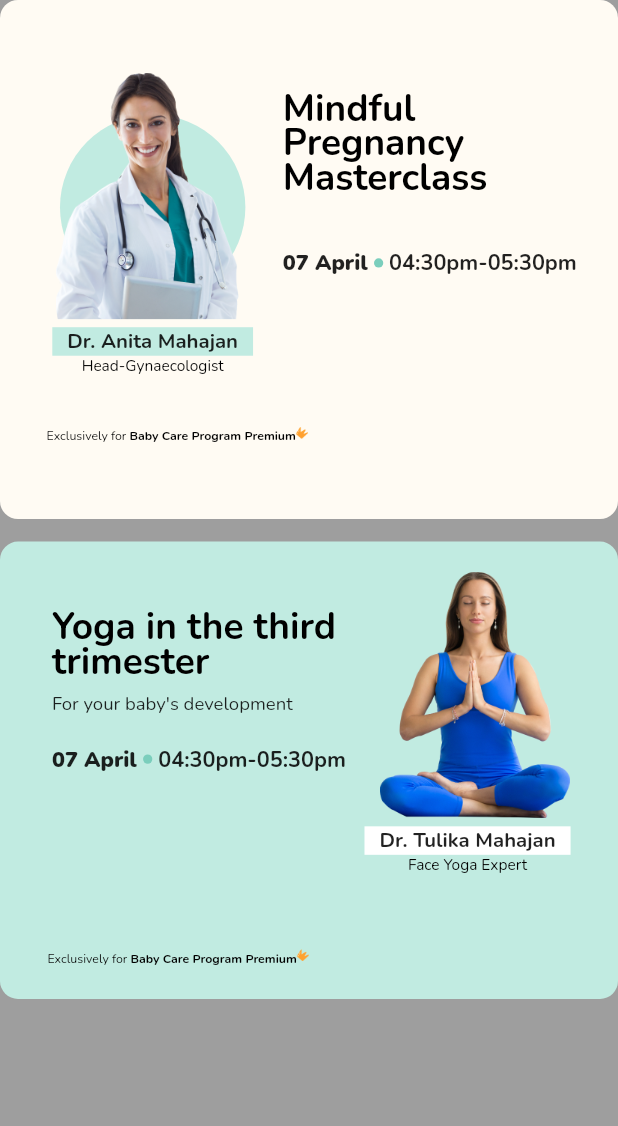
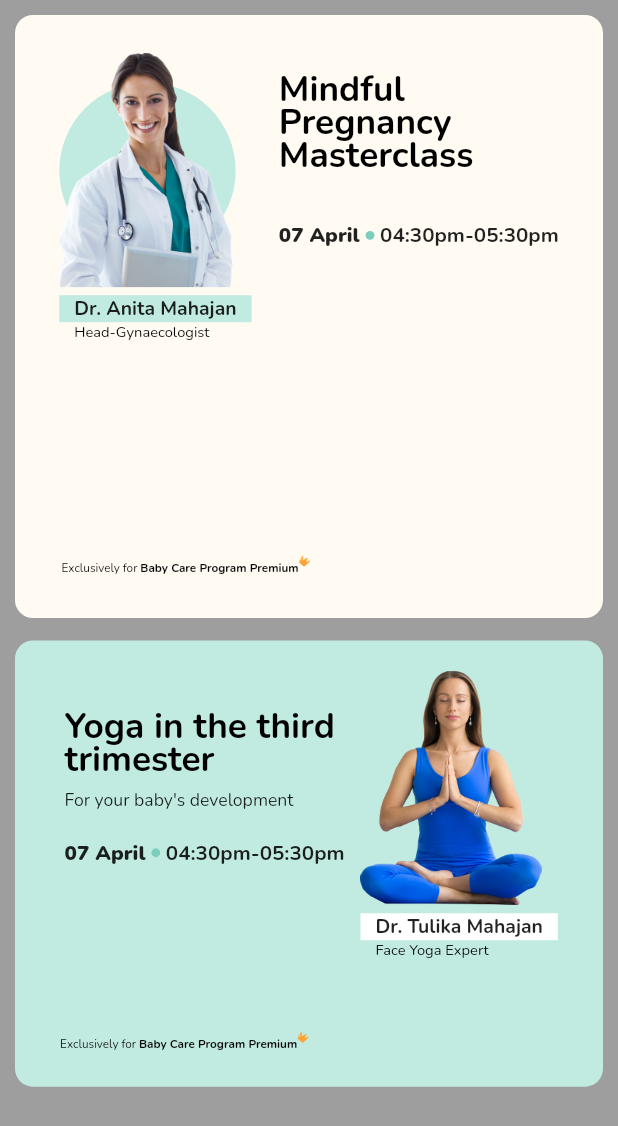
Before and after one commit to pruoo/iMumz-Internship-Test, a Flutter app: the screen it shows after launch, on a phone screen of 412 x 824 dp. Shown: the top 1126 px of the screen. Run offline on Flutter 3.47's test engine with Material 2 defaults, Android fonts, the phone set to English and light mode, and no system bars; our stand-ins replace google_fonts.

```diff
--- a/priya_nagda/coding_task/lib/main.dart
+++ b/priya_nagda/coding_task/lib/main.dart
@@ -23,6 +23,7 @@ class MyApp extends StatelessWidget {
           body: SafeArea(
             child: Container(
               alignment: Alignment.topCenter,
+              padding: EdgeInsets.all(10),
               child: LayoutBuilder(
                 builder: (context, constraints) {
                   var height = constraints.maxHeight;
--- a/priya_nagda/coding_task/lib/widgets/doctor_details.dart
+++ b/priya_nagda/coding_task/lib/widgets/doctor_details.dart
@@ -17,13 +17,12 @@ class doctor_details extends StatelessWidget {
   @override
   Widget build(BuildContext context) {
     return Column(
-      crossAxisAlignment: CrossAxisAlignment.center,
+      crossAxisAlignment: CrossAxisAlignment.start,
       children: [
         Stack(
-          alignment: Alignment.center,
           children: [
             Container(
-              margin: EdgeInsets.only(top: 15),
+              margin: EdgeInsets.only(top: 20),
               alignment: Alignment.bottomCenter,
               height: width * 0.3,
               width: width * 0.3,
@@ -33,7 +32,6 @@ class doctor_details extends StatelessWidget {
               ),
             ),
             Container(
-              margin: EdgeInsets.only(left: 10),
               child: Image(
                 image: AssetImage("static_assets/" + image),
                 height: width * 0.4,
@@ -41,6 +39,9 @@ class doctor_details extends StatelessWidget {
             ),
           ],
         ),
+        Column(
+          crossAxisAlignment: CrossAxisAlignment.start,
+          children: [
             Container(
               margin: EdgeInsets.only(top: 5),
               padding: EdgeInsets.symmetric(
@@ -55,12 +56,19 @@ class doctor_details extends StatelessWidget {
                 ),
               ),
             ),
-        Text(
+            Padding(
+              padding: const EdgeInsets.symmetric(
+                horizontal: 10,
+              ),
+              child: Text(
                 field,
                 style: TextStyle(
                   color: Colors.black,
                   fontSize: width * 0.025,
                 ),
+              ),
+            ),
+          ],
         )
       ],
     );
--- a/priya_nagda/coding_task/lib/widgets/masterclass.dart
+++ b/priya_nagda/coding_task/lib/widgets/masterclass.dart
@@ -10,8 +10,11 @@ class masterclassCard extends StatelessWidget {
   @override
   Widget build(BuildContext context) {
     return Container(
-      padding: EdgeInsets.all(15),
-      height: height * 0.42,
+      padding: EdgeInsets.symmetric(
+        horizontal: 15,
+        vertical: 25,
+      ),
+      height: height * 0.5,
       width: width * 0.95,
       decoration: BoxDecoration(
         color: Theme.of(context).primaryColor,
@@ -20,7 +23,7 @@ class masterclassCard extends StatelessWidget {
         ),
       ),
       child: Column(
-        mainAxisAlignment: MainAxisAlignment.spaceEvenly,
+        mainAxisAlignment: MainAxisAlignment.spaceBetween,
         children: [
           Row(
             crossAxisAlignment: CrossAxisAlignment.start,
--- a/priya_nagda/coding_task/lib/widgets/widgets.dart
+++ b/priya_nagda/coding_task/lib/widgets/widgets.dart
@@ -26,7 +26,7 @@ class bottomLine extends StatelessWidget {
             ),
           ),
           Container(
-            margin: EdgeInsets.only(bottom: 5),
+            margin: EdgeInsets.only(bottom: 9),
             child: Image(
               image: AssetImage("static_assets/tilted-crown-icon.png"),
               height: width * 0.02,
--- a/priya_nagda/non_technical/answers.txt
+++ b/priya_nagda/non_technical/answers.txt
@@ -1,8 +1,14 @@
 1. How do you stay updated about topics in Flutter/Dart and active in the community? (Discord/Slack/MeetUps/Twitter)
-A)
+A) Medium articles is the main source of most information as I am in a habit of regularly reading articles about flutter and other developement tools. I always try to be regular about watching 'widget of the week' and other similar videos on official Flutter YouTube channel. I am a part of student group of our college as well as few others on slack and discord where we discuss latest releases, issues we face while developing and more. Recently with the release of stable web version, I have been making time to read articles on medium and watch related videos from various developers on YouTube as well as read the docs and practice.
 
 2. Your most used IDE/keyboard shortcuts when coding. (for Flutter/Dart)
-A)
+A) My most used IDE is VsCode.
+Shortcuts used:
+Ctrl + l for selecting a line
+Ctrl + F5 for debugging
+Ctrl + / for commenting
+Alt + Shift + o for removing unused imports
+Ctrl + g to go to a particular line
 
 3. How do you approach responsiveness when coding an entire screen? (You can attach code snippet for better explanation).
 A)
```
Also changed, not shown: priya_nagda/technical/pubspec.yaml (added, +91 -0 lines). Lines whose indentation alone changed are shown as unchanged.
